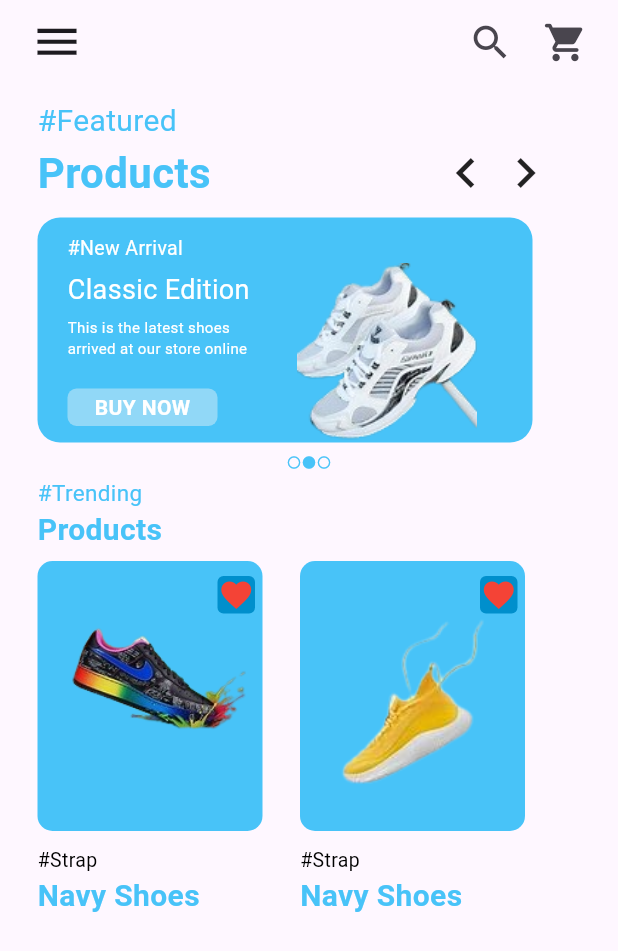
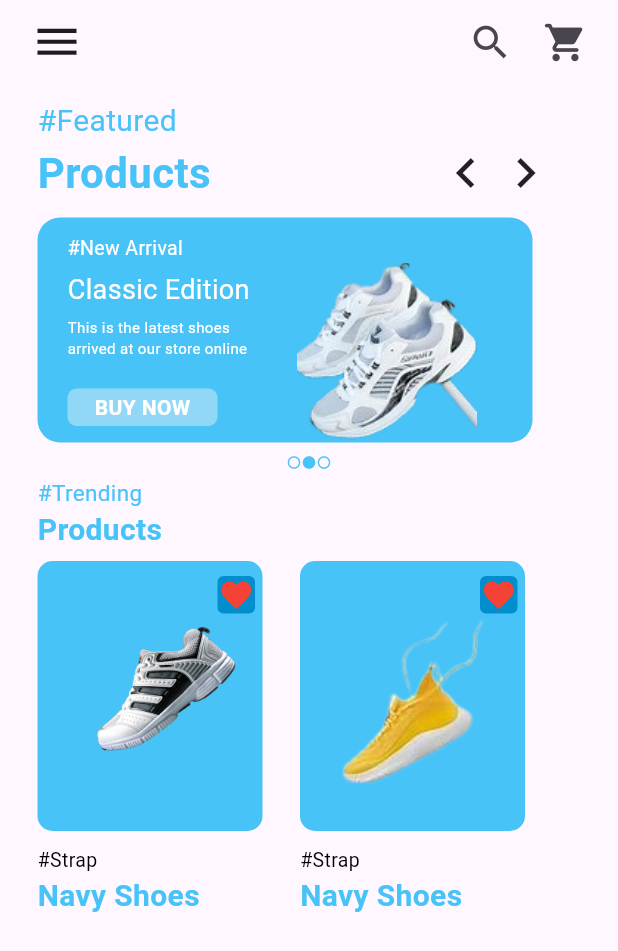
Before and after one commit to syedzadi35/Flutter_UI_Tasks, a Flutter app: the screen it shows after launch, on a phone screen of 412 x 824 dp. Shown: the top 951 px of the screen. Run offline on Flutter 3.47's test engine with Material 3 defaults, Android fonts, the light colour scheme and no system bars.

Commit message:
changes 2

```diff
--- a/lib/task10.dart
+++ b/lib/task10.dart
@@ -234,8 +234,7 @@ class _home3State extends State<Task10> {
                                         ),
                                       ),
                                     ),
-                                    Image.asset(
-                                        'assets/images/shoes2-removebg-preview.png')
+                                    Image.asset('assets/images/new_shoe_4.png')
                                   ],
                                 ),
                               ),
```
Also changed, not shown: assets/images/new_shoe_4.png (added).
